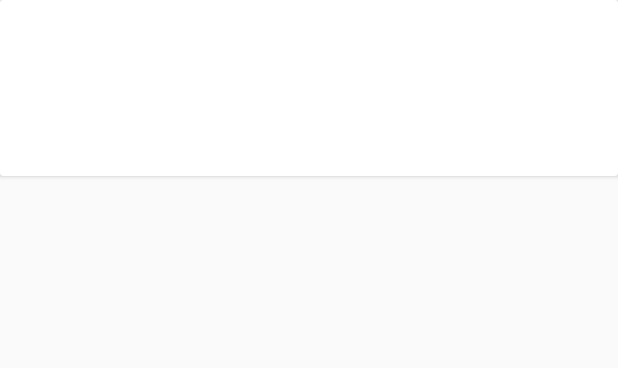
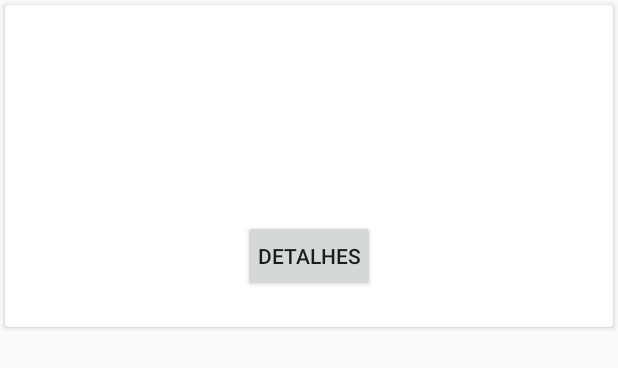
Before and after one commit to BrunoDG/AppClient, an Android app: the layout card_main.xml on its own in the app's theme, with its tools: preview values and no code run, on a phone screen of 412 x 824 dp. Shown: the top 368 px of the screen. Run offline under Robolectric (Android 15) with nearby library versions, the phone set to English and light mode, and no system bars.

Commit message:
Some client additions. Onto the next exercise.

```diff
--- a/app/src/main/AndroidManifest.xml
+++ b/app/src/main/AndroidManifest.xml
@@ -10,7 +10,8 @@
         android:label="@string/app_name"
         android:roundIcon="@mipmap/ic_launcher_round"
         android:supportsRtl="true"
-        android:theme="@style/AppTheme">
+        android:theme="@style/AppTheme"
+        android:usesCleartextTraffic="true">
         <activity android:name=".view.MainActivity">
             <intent-filter>
                 <action android:name="android.intent.action.MAIN" />
--- a/app/src/main/java/com/example/appclient/contract/MainContract.java
+++ b/app/src/main/java/com/example/appclient/contract/MainContract.java
@@ -8,9 +8,11 @@ public interface MainContract {
 
     interface MainUserActionListener {
         void refreshButtonClicked();
+        void openDetailsActivity(String cpf);
     }
 
     interface MainView {
+        void showDetailsView(String cpf);
         void showMessage(String msg);
         void showLoading();
         void hideLoading();
--- a/app/src/main/java/com/example/appclient/repository/PessoasRepository.java
+++ b/app/src/main/java/com/example/appclient/repository/PessoasRepository.java
@@ -7,7 +7,7 @@ import java.util.List;
 import retrofit2.Call;
 import retrofit2.http.GET;
 
-public interface MainRepository {
+public interface PessoasRepository {
     @GET("pessoas")
     Call<List<Pessoa>> getPessoas();
 }
--- a/app/src/main/java/com/example/appclient/service/MainServiceImpl.java
+++ b/app/src/main/java/com/example/appclient/service/MainServiceImpl.java
@@ -2,7 +2,7 @@ package com.example.appclient.service;
 
 import com.example.appclient.callback.PessoasLoadedCallback;
 import com.example.appclient.data.Pessoa;
-import com.example.appclient.repository.MainRepository;
+import com.example.appclient.repository.PessoasRepository;
 
 import java.util.List;
 
@@ -14,7 +14,7 @@ import retrofit2.converter.gson.GsonConverterFactory;
 
 public class MainServiceImpl implements MainService {
 
-    private MainRepository repository;
+    private PessoasRepository repository;
 
     public MainServiceImpl(String url) {
         Retrofit retrofit = new Retrofit.Builder()
@@ -22,7 +22,7 @@ public class MainServiceImpl implements MainService {
                 .addConverterFactory(GsonConverterFactory.create())
                 .build();
 
-        repository = retrofit.create(MainRepository.class);
+        repository = retrofit.create(PessoasRepository.class);
     }
 
 
--- a/app/src/main/java/com/example/appclient/view/RecyclerClickListener.java
+++ b/app/src/main/java/com/example/appclient/view/RecyclerClickListener.java
@@ -1,4 +1,9 @@
 package com.example.appclient.view;
 
+import android.view.View;
+
 public interface RecyclerClickListener {
+
+    void onClick(View v, int position);
+
 }
--- a/app/src/main/res/layout/activity_main.xml
+++ b/app/src/main/res/layout/activity_main.xml
@@ -4,7 +4,8 @@
     xmlns:tools="http://schemas.android.com/tools"
     android:layout_width="match_parent"
     android:layout_height="match_parent"
-    tools:context=".view.MainActivity">
+    tools:context=".view.MainActivity"
+    android:background="@android:color/darker_gray">
 
     <ProgressBar
         android:id="@+id/progressBar"
--- a/app/src/main/res/layout/card_main.xml
+++ b/app/src/main/res/layout/card_main.xml
@@ -1,7 +1,11 @@
 <?xml version="1.0" encoding="utf-8"?>
 <androidx.cardview.widget.CardView xmlns:android="http://schemas.android.com/apk/res/android"
+    xmlns:app="http://schemas.android.com/apk/res-auto"
     android:layout_width="match_parent"
-    android:layout_height="wrap_content">
+    android:layout_height="wrap_content"
+    android:layout_margin="3dp"
+    android:padding="3dp"
+    app:cardBackgroundColor="@android:color/white">
 
     <LinearLayout
         android:layout_width="match_parent"
@@ -13,6 +17,8 @@
             android:id="@+id/txtName"
             android:layout_width="match_parent"
             android:layout_height="wrap_content"
+            android:layout_margin="3dp"
+            android:padding="2dp"
             android:text=""
             android:textAlignment="center" />
 
@@ -20,6 +26,8 @@
             android:id="@+id/txtLastName"
             android:layout_width="match_parent"
             android:layout_height="wrap_content"
+            android:layout_margin="3dp"
+            android:padding="2dp"
             android:text=""
             android:textAlignment="center" />
 
@@ -27,6 +35,8 @@
             android:id="@+id/txtAge"
             android:layout_width="match_parent"
             android:layout_height="wrap_content"
+            android:layout_margin="3dp"
+            android:padding="2dp"
             android:text=""
             android:textAlignment="center" />
 
@@ -34,7 +44,18 @@
             android:id="@+id/txtCPF"
             android:layout_width="match_parent"
             android:layout_height="wrap_content"
+            android:layout_margin="3dp"
+            android:padding="2dp"
             android:text=""
             android:textAlignment="center" />
+
+        <Button
+            android:id="@+id/details_btn"
+            android:layout_width="wrap_content"
+            android:layout_height="wrap_content"
+            android:layout_gravity="center"
+            android:padding="2dp"
+            android:text="Detalhes"
+            android:layout_margin="3dp" />
     </LinearLayout>
 </androidx.cardview.widget.CardView>
```
Also changed, not shown: app/src/main/java/com/example/appclient/presenter/MainPresenter.java (+6 -1 lines), app/src/main/java/com/example/appclient/view/MainActivity.java (+15 -2 lines), app/src/main/java/com/example/appclient/view/adapter/MainRecyclerViewAdapter.java (+15 -2 lines), 1 other file.
